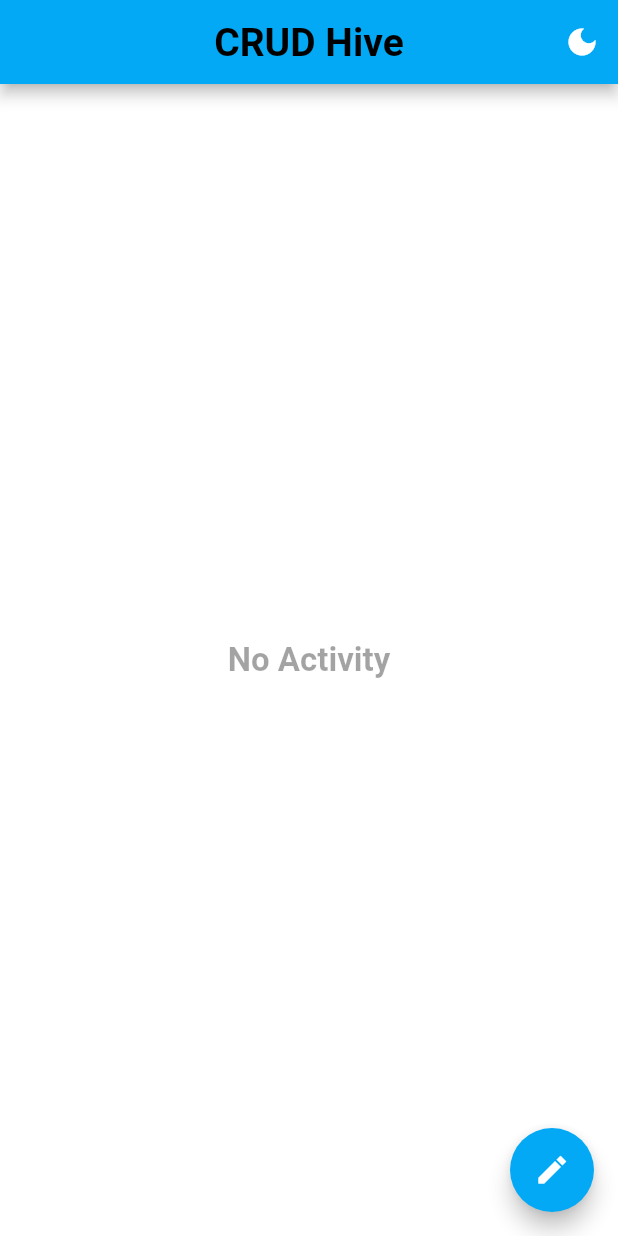
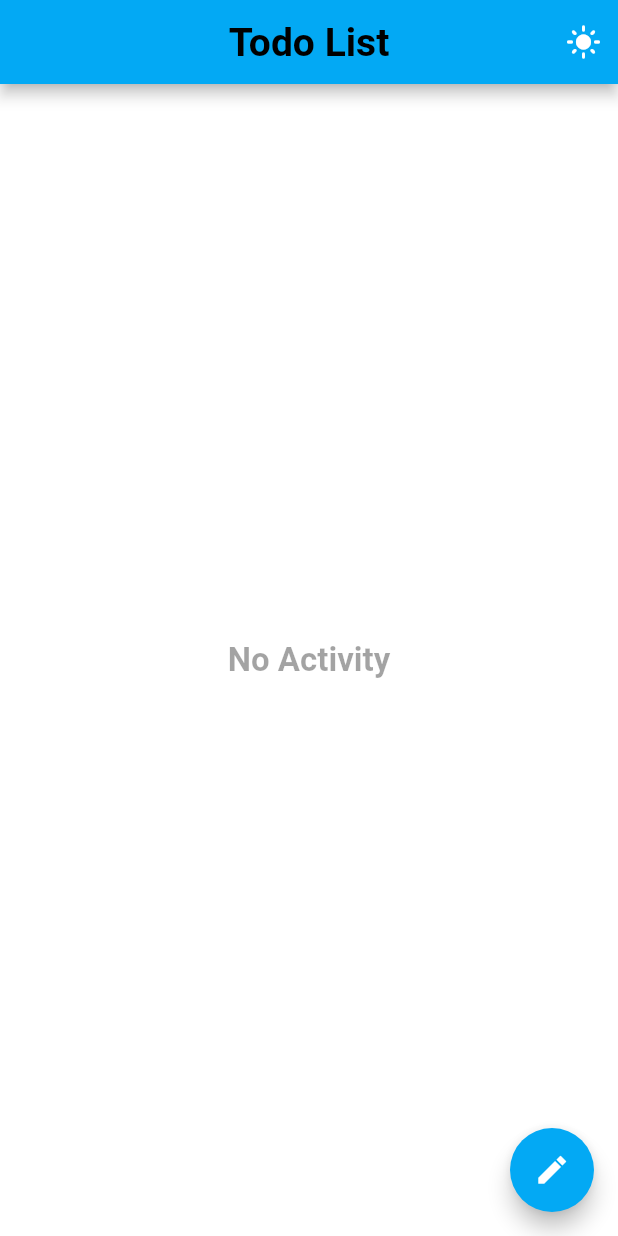
Before and after one commit to msarifin29/CRUD-Hive, a Flutter app: the screen it shows after launch, on a phone screen of 412 x 824 dp. Run offline on Flutter 3.47's test engine with Material 2 defaults, Android fonts, the phone set to English and light mode, and no system bars; our stand-ins replace hive, hive_flutter; accounts and stored records are empty.

Commit message:
added select theme

```diff
--- a/lib/main.dart
+++ b/lib/main.dart
@@ -2,8 +2,8 @@
 
 import 'dart:async';
 
-import 'package:copy/model/todo_model.dart';
 import 'package:copy/screen/home.dart';
+import 'package:copy/service/hive_db.dart';
 import 'package:flutter/material.dart';
 import 'package:hive_flutter/hive_flutter.dart';
 
@@ -12,9 +12,11 @@ import 'helpers/is_debug.dart';
 Future<void> main() async {
   WidgetsFlutterBinding.ensureInitialized();
   // Initializing the hive
-  await Hive.initFlutter();
-  Hive.registerAdapter<Todo>(TodoAdapter());
-  await Hive.openBox<Todo>('todo');
+  // await Hive.initFlutter();
+  // Hive.registerAdapter<Todo>(TodoAdapter());
+  // await Hive.openBox<Todo>('todo');
+
+  await HiveService.instance.init();
   runApp(
     const MyApp(),
   );
@@ -36,17 +38,17 @@ Future<void> main() async {
 
 class MyApp extends StatelessWidget {
   const MyApp({Key? key}) : super(key: key);
-  // Using "static" so that we can easily access it later
-  static final ValueNotifier<ThemeMode> themeNotifier =
-      ValueNotifier(ThemeMode.light);
+
   @override
   Widget build(BuildContext context) {
-    return ValueListenableBuilder(
-        valueListenable: themeNotifier,
-        builder: (context, ThemeMode currentTheme, _) {
+    return ValueListenableBuilder<Box>(
+        valueListenable: HiveService.instance.getThemeMode().listenable(),
+        builder: (context, box, _) {
           return MaterialApp(
             debugShowCheckedModeBanner: false,
-            themeMode: currentTheme,
+            themeMode: HiveService.instance.isDarkTheme(false)
+                ? ThemeMode.dark
+                : ThemeMode.light,
             theme: ThemeData(
               primaryColor: Colors.lightBlue,
               splashColor: Colors.blueAccent,
@@ -66,7 +68,7 @@ class MyApp extends StatelessWidget {
                 titleSmall: TextStyle(
                   fontSize: 20,
                   fontWeight: FontWeight.bold,
-                  color: Colors.black,
+                  color: Colors.blueAccent,
                 ),
                 bodyMedium: TextStyle(
                   fontSize: 16,
@@ -81,13 +83,13 @@ class MyApp extends StatelessWidget {
               splashColor: Colors.grey.shade600,
               cardColor: Colors.white38,
               backgroundColor: Colors.black,
-              textTheme: const TextTheme(
-                titleLarge: TextStyle(
+              textTheme: TextTheme(
+                titleLarge: const TextStyle(
                   fontSize: 26,
                   fontWeight: FontWeight.bold,
                   color: Colors.white,
                 ),
-                titleMedium: TextStyle(
+                titleMedium: const TextStyle(
                   fontSize: 22,
                   fontWeight: FontWeight.bold,
                   color: Colors.white,
@@ -95,13 +97,13 @@ class MyApp extends StatelessWidget {
                 titleSmall: TextStyle(
                   fontSize: 20,
                   fontWeight: FontWeight.bold,
-                  color: Colors.black,
+                  color: Colors.grey.shade100,
                 ),
                 bodyMedium: TextStyle(
                   fontSize: 16,
                   fontWeight: FontWeight.bold,
                   fontStyle: FontStyle.italic,
-                  color: Colors.grey,
+                  color: Colors.grey.shade100,
                 ),
               ),
             ),
--- a/lib/screen/home.dart
+++ b/lib/screen/home.dart
@@ -1,8 +1,7 @@
 // ignore_for_file: avoid_print
 
-import 'package:copy/helpers/helper.dart';
-import 'package:copy/main.dart';
 import 'package:copy/screen/formulir.dart';
+import 'package:copy/service/hive_db.dart';
 import 'package:flutter/material.dart';
 import 'package:hive_flutter/adapters.dart';
 
@@ -18,12 +17,24 @@ class Home extends StatefulWidget {
 }
 
 class _HomeState extends State<Home> {
+  bool isDarkMode = false;
   List<Todo> todos = [];
 
   void getTodoList() {
+    var todoList = HiveService().getDB();
     setState(() {
-      todos = Helper.box.values.toList();
+      // todos = Helper.box.values.toList();
+      todos = todoList.values.toList();
     });
+  }
+
+  themes() {
+    isDarkMode = HiveService.instance.getThemeMode().get('darkMode');
+    if (isDarkMode) {
+      HiveService.instance.currentTheme(false);
+    } else {
+      HiveService.instance.currentTheme(true);
+    }
   }
 
   @override
@@ -40,25 +51,31 @@ class _HomeState extends State<Home> {
         automaticallyImplyLeading: false,
         backgroundColor: Theme.of(context).primaryColor,
         title: Text(
-          'CRUD Hive',
+          'Todo List',
           style: Theme.of(context).textTheme.titleLarge,
         ),
         centerTitle: true,
         actions: [
           IconButton(
-              icon: Icon(MyApp.themeNotifier.value == ThemeMode.light
-                  ? Icons.dark_mode
-                  : Icons.light_mode),
-              onPressed: () {
-                MyApp.themeNotifier.value =
-                    MyApp.themeNotifier.value == ThemeMode.light
-                        ? ThemeMode.dark
-                        : ThemeMode.light;
-              })
+            onPressed: themes,
+            icon: Padding(
+              padding: const EdgeInsets.all(5.0),
+              child: Icon(
+                isDarkMode ? Icons.dark_mode : Icons.light_mode,
+                color: isDarkMode ? Colors.black : Colors.white,
+              ),
+            ),
+          ),
+          // Switch(
+          //   value: HiveService.instance.isDarkTheme(false),
+          //   onChanged: (val) {
+          //     HiveService.instance.currentTheme(val);
+          //   },
+          // ),
         ],
       ),
-      body: ValueListenableBuilder<Box<Todo>>(
-        valueListenable: Helper.box.listenable(),
+      body: ValueListenableBuilder<Box>(
+        valueListenable: HiveService.instance.getDB().listenable(),
         builder: (context, box, _) {
           if (box.isEmpty) {
             return Center(
@@ -100,7 +117,8 @@ class CustomListTile extends StatefulWidget {
 class _CustomListTileState extends State<CustomListTile> {
   // delete todos
   void deleteTodos(int index) {
-    Helper.box.deleteAt(index);
+    // Helper.box.deleteAt(index);
+    HiveService.instance.deleteBox(index);
     setState(() {
       widget.todos.removeAt(index);
       print('todos is deleted from box');
@@ -135,7 +153,7 @@ class _CustomListTileState extends State<CustomListTile> {
                   backgroundColor: Colors.grey[400],
                   child: Text(
                     widget.todos[i].title![0],
-                    style: const TextStyle(color: Colors.white),
+                    style: Theme.of(context).textTheme.titleSmall,
                   ),
                 ),
                 title: Text(
--- /dev/null
+++ b/lib/service/hive_db.dart
@@ -0,0 +1,63 @@
+// ignore_for_file: unused_element
+
+import 'package:hive_flutter/hive_flutter.dart';
+
+import '../model/todo_model.dart';
+
+class HiveService {
+  static final HiveService instance = HiveService._internal();
+
+  factory HiveService() {
+    return instance;
+  }
+
+  HiveService._internal();
+
+  // get Todo box
+  Box<Todo> getDB() => Hive.box<Todo>('todo');
+
+  // get theme box
+  Box<dynamic> getThemeMode() => Hive.box('darkMode');
+
+  bool isDarkTheme(bool value) {
+    return Hive.box('darkMode').get('darkMode', defaultValue: value);
+  }
+
+  // Update theme mode
+  Future<void> currentTheme(bool value) async {
+    await Hive.box('darkMode').put('darkMode', value);
+  }
+
+  Future<void> _createBox() async {
+    // Todo box
+    await Hive.openBox<Todo>('todo');
+    // Theme box
+    await Hive.openBox('darkMode');
+  }
+
+  // Delete from box
+  Future<void> deleteBox(int index) async {
+    await Hive.box<Todo>('todo').deleteAt(index);
+  }
+
+  // Update to the box
+  Future<void> updateBox(int index, Todo newTodo) async {
+    await Hive.box<Todo>('todo').putAt(index, newTodo);
+  }
+
+  // Added to the box
+  Future<void> addBox(Todo newTodo) async {
+    await Hive.box<Todo>('todo').add(newTodo);
+  }
+
+  void _registerAdapter() {
+    Hive.registerAdapter<Todo>(TodoAdapter());
+  }
+
+  Future init() async {
+    // Initializing the hive
+    await Hive.initFlutter();
+    _registerAdapter();
+    await _createBox();
+  }
+}
```
Also changed, not shown: lib/screen/formulir.dart (+6 -3 lines).
